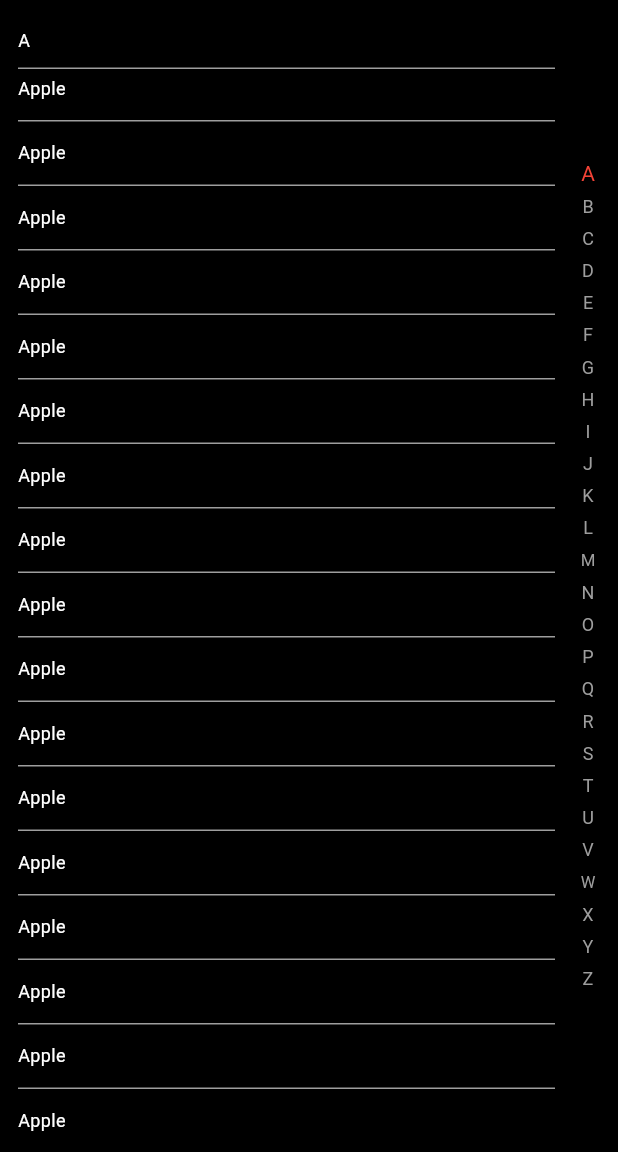
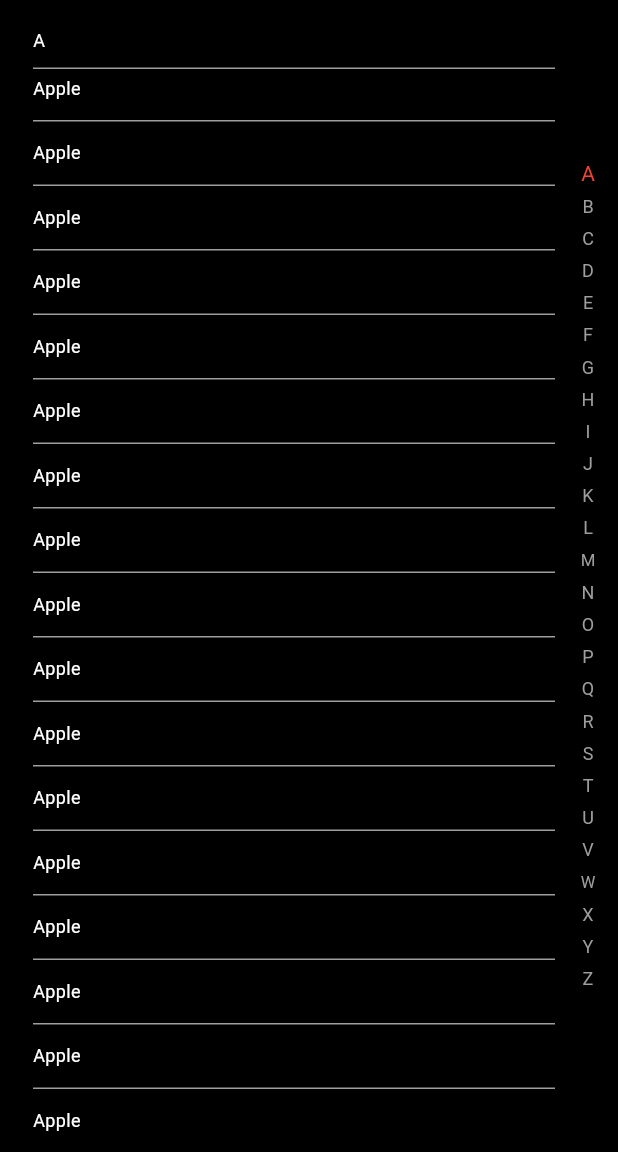
Before and after one commit to screldev6/alphabet_index, a Flutter app: the screen it shows after launch, on a phone screen of 412 x 824 dp, the part 84-1236 px from its top. Run offline on Flutter 3.47's test engine with Material 3 defaults, Android fonts, the phone set to English and light mode, and no system bars; our stand-ins replace flutter_sticky_header.

Commit message:
update alphabet_index.dart

```diff
--- a/lib/ui/alphabet_index.dart
+++ b/lib/ui/alphabet_index.dart
@@ -54,7 +54,7 @@ class AlphabetIndex extends StatelessWidget {
   Widget build(BuildContext context) {
     return Container(
       color: backgroundColor ?? Colors.white,
-      padding: const EdgeInsets.only(right: 10),
+      padding: const EdgeInsets.only(right: 10,left: 10),
       child: AlphabetListView(
         items: generateItems(items: items),
         options: AlphabetListViewOptions(
```
